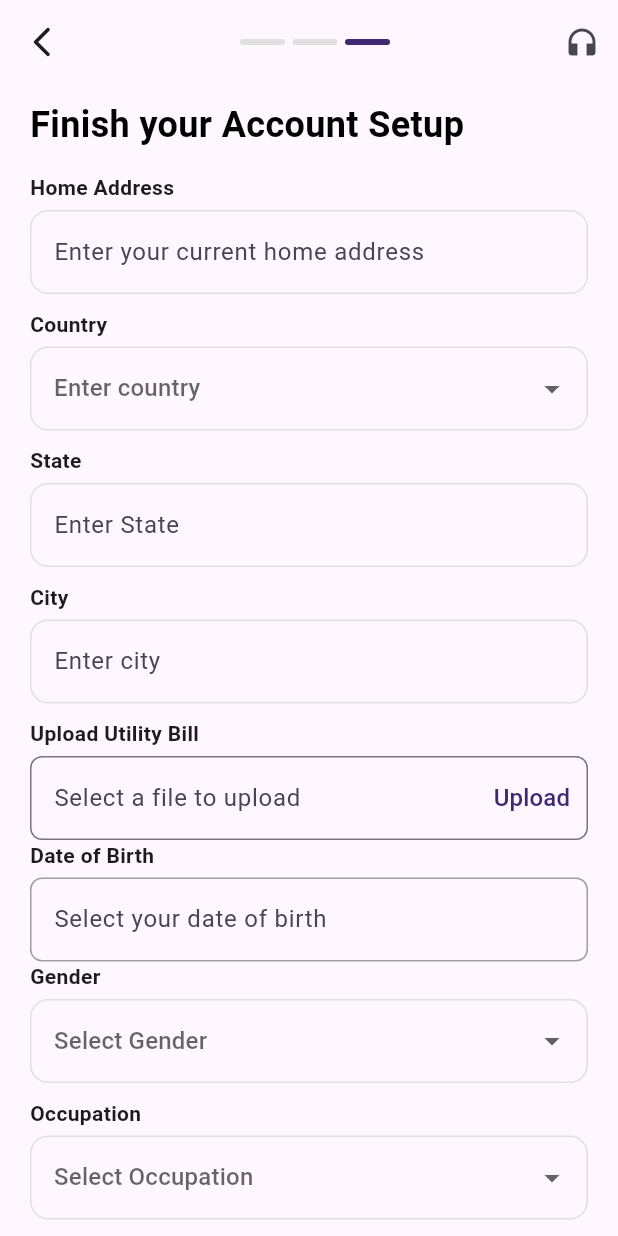
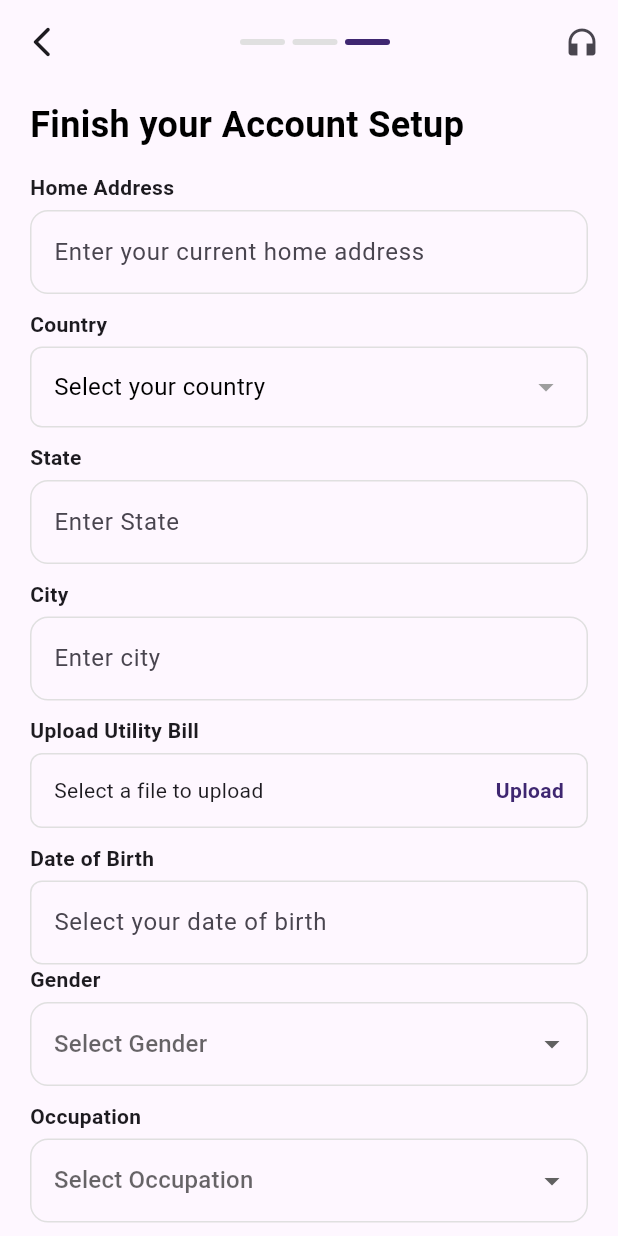
Before and after one commit to EmblemPrograms/green_wallet, a Flutter app: the Setup screen opened directly, on a phone screen of 412 x 824 dp. Run offline on Flutter 3.47's test engine with Material 3 defaults, Android fonts, the light colour scheme and no system bars; our stand-ins replace carousel_slider, country_picker, file_picker, image_picker, shared_preferences; missing offline and left inert: mongo_dart; accounts and stored records are empty.

Commit message:
Update Setup

```diff
--- a/lib/pages/Setup.dart
+++ b/lib/pages/Setup.dart
@@ -1,7 +1,12 @@
+import 'dart:io';
+
+import 'package:country_picker/country_picker.dart';
 import 'package:green_wallet/pages/Pin_setup.dart';
 import 'package:green_wallet/widgets/textborder.dart';
 import 'package:flutter/material.dart';
-import 'package:green_wallet/pages/Verify.dart';
+import 'package:shared_preferences/shared_preferences.dart';
+import 'package:http/http.dart' as http;
+import 'dart:convert';
 import 'package:file_picker/file_picker.dart';
 
 import 'Startup.dart';
@@ -15,27 +20,111 @@ class Setup extends StatefulWidget {
 
 class _SetupState extends State<Setup> {
   final TextEditingController _dateController = TextEditingController();
+  final TextEditingController _homeAddressController = TextEditingController();
+  final TextEditingController _stateController = TextEditingController();
+  final TextEditingController _cityController = TextEditingController();
   String? _selectedCountry;
   String? _selectedGender;
   String? _selectedOccupation;
+  bool _isLoading = false;
   final globalKey = GlobalKey<FormState>();
+  File? _selectedFile;
   String? fileName; // Variable to hold the file name
+  Future<void> pickFile() async {
+    try {
+      FilePickerResult? result = await FilePicker.platform.pickFiles();
 
-  // Future<void> pickFile() async {
-  //   try {
-  //     FilePickerResult? result = await FilePicker.platform.pickFiles();
-  //     if (result != null) {
-  //       setState(() {
-  //         fileName = result.files.single.name; // Get the file name
-  //       });
-  //     } else {
-  //       // User canceled the picker
-  //       print("No file selected.");
-  //     }
-  //   } catch (e) {
-  //     print("An error occurred while picking the file: $e");
-  //   }
-  // }
+      if (result != null) {
+        setState(() {
+          _selectedFile = File(result.files.single.path!);
+          fileName = result.files.single.name;
+        });
+      } else {
+        print("❌ No file selected.");
+      }
+    } catch (e) {
+      print("❌ File selection error: $e");
+    }
+  }
+
+  Future<void> updateProfile() async {
+    if (!globalKey.currentState!.validate()) {
+      return; // Stop if form is not valid
+    }
+
+    setState(() {
+      _isLoading = true;
+    });
+
+    try {
+      SharedPreferences prefs = await SharedPreferences.getInstance();
+      String? token = prefs.getString("auth_token");
+
+      if (token == null) {
+        ScaffoldMessenger.of(context).showSnackBar(
+          const SnackBar(content: Text("Authentication error. Please log in again.")),
+        );
+        return;
+      }
+
+      final String apiUrl =
+          "https://greenwallet-app.onrender.com/api/users/users/profile/update?token=$token";
+
+      var body = jsonEncode({
+        "home_address": _homeAddressController.text,
+        "country": _selectedCountry ?? "",
+        "state": _stateController.text,
+        "city": _cityController.text,
+        "date_of_birth": _dateController.text,
+        "gender": _selectedGender ?? "",
+        "occupation": _selectedOccupation ?? "",
+        "utility_bill": "placeholder_string" // ✅ Save a string instead of a file URL
+      });
+
+      final response = await http.put(
+        Uri.parse(apiUrl),
+        headers: {
+          "accept": "application/json",
+          "Content-Type": "application/json"
+        },
+        body: body,
+      );
+
+      setState(() {
+        _isLoading = false;
+      });
+
+      if (response.statusCode == 200) {
+        final data = jsonDecode(response.body);
+        ScaffoldMessenger.of(context).showSnackBar(
+          SnackBar(content: Text(data['message'] ?? "Profile updated successfully!")),
+        );
+
+        Navigator.pushReplacement(
+          context,
+          MaterialPageRoute(builder: (context) => PinSetup()),
+        );
+      } else {
+        print("❌ Server Error: ${response.statusCode}");
+        print("❌ Response Body: ${response.body}");
+
+        ScaffoldMessenger.of(context).showSnackBar(
+          SnackBar(content: Text("Error: ${response.statusCode}, ${response.body}")),
+        );
+      }
+    } catch (error) {
+      setState(() {
+        _isLoading = false;
+      });
+
+      print("❌ Network Error: $error");
+
+      ScaffoldMessenger.of(context).showSnackBar(
+        const SnackBar(content: Text("Network error, try again!")),
+      );
+    }
+  }
+
 
   @override
   Widget build(BuildContext context) {
@@ -43,6 +132,7 @@ class _SetupState extends State<Setup> {
       appBar: AppBar(
         leading: IconButton(
           onPressed: () {
+            FocusScope.of(context).unfocus();
             Navigator.pop(context);
             Navigator.push(
               context,
@@ -118,6 +208,7 @@ class _SetupState extends State<Setup> {
                 ),
                 const SizedBox(height: 5),
                 TextFormField(
+                  controller: _homeAddressController,
                   validator: filltextbox,
                   decoration: InputDecoration(
                     border: OutlineInputBorder(
@@ -136,27 +227,37 @@ class _SetupState extends State<Setup> {
                   ),
                 ),
                 const SizedBox(height: 5),
-                DropdownButtonFormField<String>(
-                  value: _selectedCountry, // Replace with your variable
-                  onChanged: (value) {
+                GestureDetector(
+                  onTap: () {
+                    showCountryPicker(
+                      context: context,
+                      showPhoneCode: false, // Only show country names
+                      onSelect: (Country country) {
                         setState(() {
-                      _selectedCountry = value;
+                          _selectedCountry = country.name;
                         });
                       },
-                  validator: filltextbox,
-                  decoration: InputDecoration(
-                    border: OutlineInputBorder(
+                    );
+                  },
+                  child: Container(
+                    padding: const EdgeInsets.symmetric(
+                        horizontal: 15, vertical: 14),
+                    decoration: BoxDecoration(
+                      border: Border.all(color: Color(0xFFE0E0E0)),
                       borderRadius: BorderRadius.circular(8),
                     ),
-                    enabledBorder: Bcolor.enabledBorder,
+                    child: Row(
+                      mainAxisAlignment: MainAxisAlignment.spaceBetween,
+                      children: [
+                        Text(
+                          _selectedCountry ?? "Select your country",
+                          style: const TextStyle(
+                              fontSize: 16, color: Colors.black),
                         ),
-                  hint: const Text('Enter country'),
-                  items: ['USA', 'Canada', 'India']
-                      .map((country) => DropdownMenuItem<String>(
-                            value: country,
-                            child: Text(country),
-                          ))
-                      .toList(),
+                        const Icon(Icons.arrow_drop_down, color: Colors.grey),
+                      ],
+                    ),
+                  ),
                 ),
                 const SizedBox(height: 10),
                 const Text(
@@ -168,6 +269,7 @@ class _SetupState extends State<Setup> {
                 ),
                 const SizedBox(height: 5),
                 TextFormField(
+                  controller: _stateController,
                   validator: filltextbox,
                   decoration: InputDecoration(
                     border: OutlineInputBorder(
@@ -187,6 +289,7 @@ class _SetupState extends State<Setup> {
                 ),
                 const SizedBox(height: 5),
                 TextFormField(
+                  controller: _cityController,
                   validator: filltextbox,
                   decoration: InputDecoration(
                     border: OutlineInputBorder(
@@ -202,46 +305,32 @@ class _SetupState extends State<Setup> {
                   style: TextStyle(fontSize: 14, fontWeight: FontWeight.bold),
                 ),
                 const SizedBox(height: 5),
-                Row(
-                  children: [
-                    Expanded(
-                      child: TextFormField(
-                        decoration: InputDecoration(
-                          hintText: fileName ?? 'Select a file to upload',
-                          border: OutlineInputBorder(
+                GestureDetector(
+                  onTap: pickFile, // Calls function when tapped
+                  child: Container(
+                    padding: const EdgeInsets.symmetric(
+                        horizontal: 15, vertical: 14),
+                    decoration: BoxDecoration(
+                      border: Border.all(color: Color(0xFFE0E0E0)),
                       borderRadius: BorderRadius.circular(8),
                     ),
-                          suffixIcon: TextButton(
-                            onPressed: () async {
-                              try {
-                                FilePickerResult? result =
-                                    await FilePicker.platform.pickFiles();
-                                if (result != null) {
-                                  setState(() {
-                                    fileName = result.files.single.name; // Get the file name
-                                  });
-                                } else {
-                                  // User canceled the picker
-                                  print("No file selected.");
-                                }
-                              } catch (e) {
-                                print(
-                                    "An error occurred while picking the file: $e");
-                              }
-                            },
-                            child: const Text(
+                    child: Row(
+                      mainAxisAlignment: MainAxisAlignment.spaceBetween,
+                      children: [
+                        Text(fileName ?? "Select a file to upload"),
+                        const Text(
                           "Upload",
                           style: TextStyle(
-                                fontSize: 16,
-                                color: Color(0xFF3F2771),
-                              ),
-                            ),
-                          ),
-                        ),
+                            fontSize: 14,
+                            color: Color(0xFF3F2771), // Adjust color as needed
+                            fontWeight: FontWeight.bold,
                           ),
                         ),
                       ],
                     ),
+                  ),
+                ),
+                const SizedBox(height: 10),
                 const SizedBox(width: 10),
                 const Text(
                   "Date of Birth",
@@ -252,7 +341,8 @@ class _SetupState extends State<Setup> {
                 ),
                 const SizedBox(height: 5),
                 TextFormField(
-                  controller: _dateController, // Bind the controller to the field
+                  controller:
+                      _dateController, // Bind the controller to the field
                   readOnly: true, // Prevent manual text input
                   validator: (value) {
                     if (value == null || value.isEmpty) {
@@ -268,7 +358,8 @@ class _SetupState extends State<Setup> {
                       lastDate: DateTime.now(),
                     );
                     if (selectedDate != null) {
-                      _dateController.text = "${selectedDate.toLocal()}".split(' ')[0]; // Format the selected date
+                      _dateController.text = "${selectedDate.toLocal()}"
+                          .split(' ')[0]; // Format the selected date
                     }
                   },
                   decoration: InputDecoration(
@@ -278,7 +369,7 @@ class _SetupState extends State<Setup> {
                     hintText: 'Select your date of birth',
                     enabledBorder: OutlineInputBorder(
                       borderRadius: BorderRadius.circular(8),
-                      borderSide: const BorderSide(color: Colors.grey),
+                      borderSide: const BorderSide(color: Color(0xFFE0E0E0)),
                     ),
                   ),
                 ),
@@ -329,7 +420,7 @@ class _SetupState extends State<Setup> {
                       _selectedOccupation = value;
                     });
                   },
-                  validator: filltextbox,
+                  validator: (value) => value == null ? "Select occupation" : null,
                   decoration: InputDecoration(
                     border: OutlineInputBorder(
                       borderRadius: BorderRadius.circular(8),
@@ -346,27 +437,22 @@ class _SetupState extends State<Setup> {
                 ),
                 const SizedBox(height: 30),
                 ElevatedButton(
-                  onPressed: () {
-                    Navigator.push(
-                      context,
-                      MaterialPageRoute(
-                        builder: (context) => PinSetup(),
-                      ),
-                    );
-                    // Add form submission functionality
-                  },
+                  onPressed: _isLoading ? null : updateProfile,
                   style: ElevatedButton.styleFrom(
                     minimumSize: const Size(double.infinity, 50),
-                    backgroundColor: Colors.grey,
+                    backgroundColor: _isLoading ? Colors.grey : const Color(0xFF3F2771), // Changes color
                     shape: RoundedRectangleBorder(
                       borderRadius: BorderRadius.circular(25),
                     ),
                   ),
-                  child: const Text(
-                    'Next',
-                    style: TextStyle(fontSize: 16, color: Colors.white),
+                  child: _isLoading
+                      ? const CircularProgressIndicator(color: Colors.white)
+                      : const Text(
+                    "Next",
+                    style: TextStyle(color: Colors.white, fontSize: 16),
                   ),
                 ),
+
                 const SizedBox(height: 40),
               ],
             ),
--- a/pubspec.yaml
+++ b/pubspec.yaml
@@ -36,7 +36,7 @@ dependencies:
   # Use with the CupertinoIcons class for iOS style icons.
   cupertino_icons: ^1.0.8
   carousel_slider: ^5.0.0
-  file_picker: ^8.1.7
+  file_picker: ^8.3.7
   image_picker: ^1.1.2
   mongo_dart: ^0.10.4
   http: ^1.3.0
```
Also changed, not shown: pubspec.lock. Lines whose indentation alone changed are shown as unchanged.
